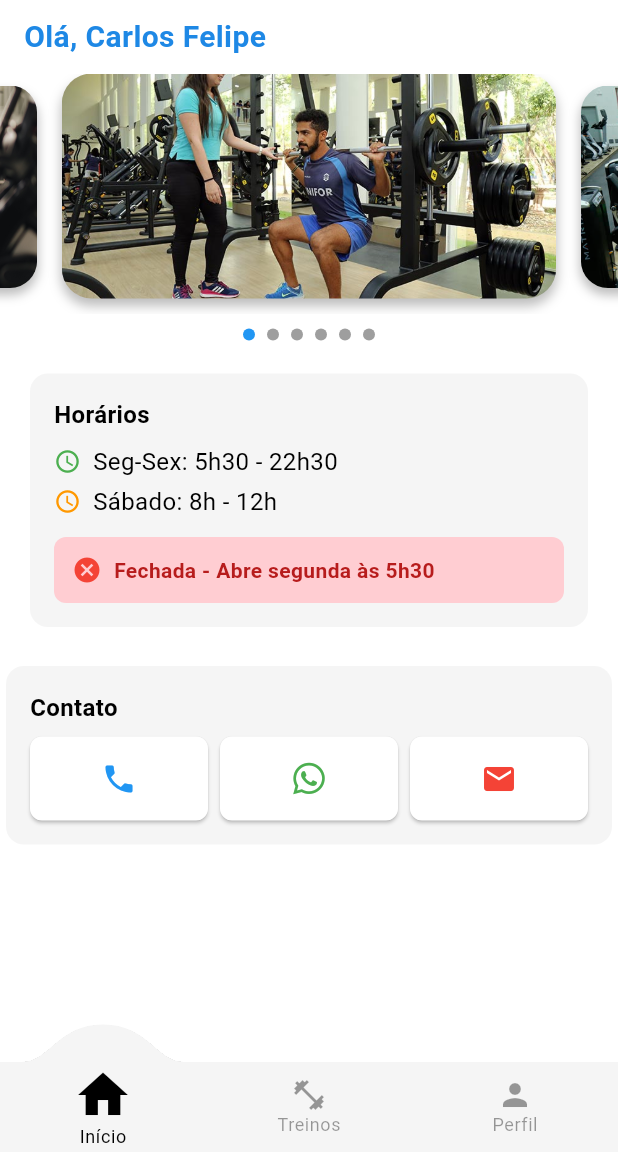
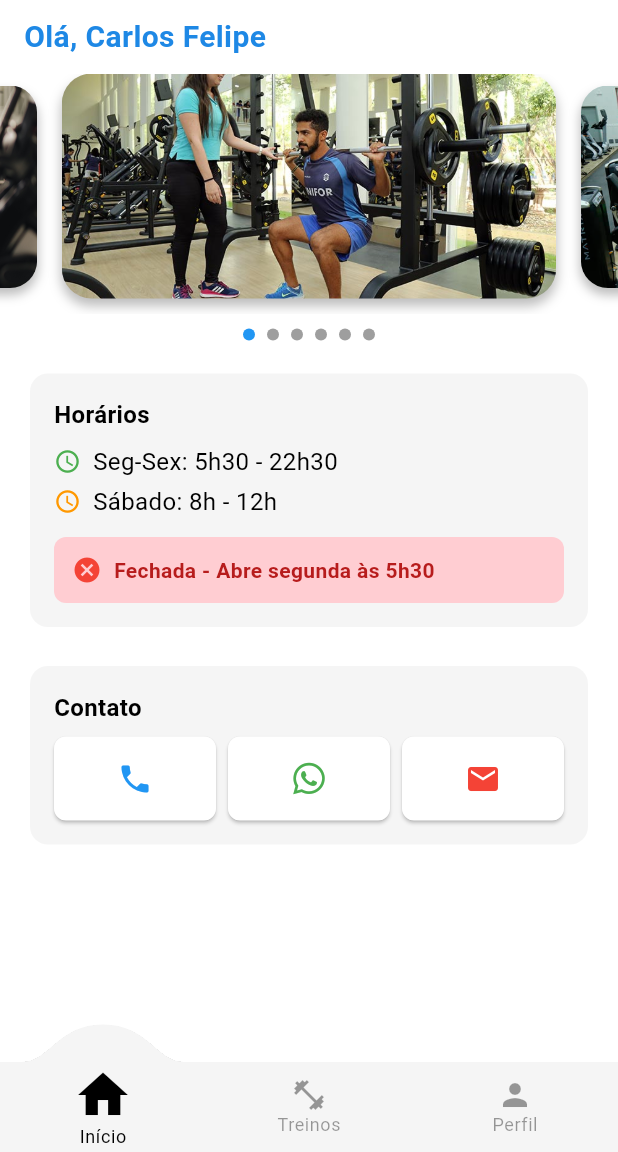
Before and after one commit to tiagostmg/academia-unifor, a Flutter app: the HomeScreen screen opened by its route, on a phone screen of 412 x 824 dp, the part 84-1236 px from its top. Run offline on Flutter 3.47's test engine with Material 3 defaults, Android fonts, the phone set to English and light mode, and no system bars; drawn by our look-alikes of card_swiper, convex_bottom_bar; our stand-ins replace flutter_svg, font_awesome_flutter, go_router, youtube_player_flutter.

Commit message:
Refactor ContactWidget layout for improved structure and consistency

```diff
--- a/lib/widgets/contact_widget.dart
+++ b/lib/widgets/contact_widget.dart
@@ -10,7 +10,9 @@ class ContactWidget extends StatelessWidget {
     final cardColor = theme.colorScheme.primary;
     final textColor = theme.colorScheme.onPrimary;
 
-    return Card(
+    return Padding(
+      padding: const EdgeInsets.symmetric(horizontal: 16.0),
+      child: Card(
         elevation: 0,
         color: cardColor,
         shape: RoundedRectangleBorder(borderRadius: BorderRadius.circular(12)),
@@ -74,7 +76,11 @@ class ContactWidget extends StatelessWidget {
                           borderRadius: BorderRadius.circular(8),
                         ),
                       ),
-                    child: const Icon(Icons.email, size: 24, color: Colors.red),
+                      child: const Icon(
+                        Icons.email,
+                        size: 24,
+                        color: Colors.red,
+                      ),
                     ),
                   ),
                 ],
@@ -82,6 +88,7 @@ class ContactWidget extends StatelessWidget {
             ],
           ),
         ),
+      ),
     );
   }
 }
```
Lines whose indentation alone changed are shown as unchanged.
